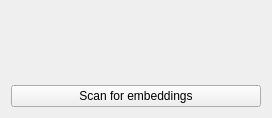
Above: src/airunner/widgets/embeddings/templates/embeddings_container.ui from Capsize-Games/airunner before the change. Below: the same form after it.
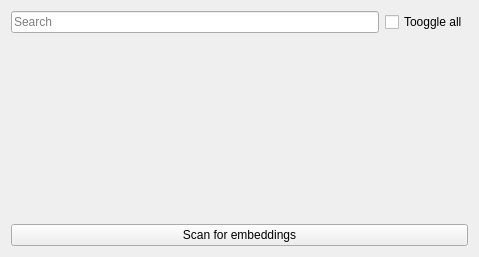
That is the form after the change.

Commit message: adds search, spacer and toggle all to embeddings widget

The edit to the form file:
```diff
--- a/src/airunner/widgets/embeddings/templates/embeddings_container.ui
+++ b/src/airunner/widgets/embeddings/templates/embeddings_container.ui
@@ -6,8 +6,8 @@
    <rect>
     <x>0</x>
     <y>0</y>
-    <width>272</width>
-    <height>117</height>
+    <width>479</width>
+    <height>257</height>
    </rect>
   </property>
   <property name="windowTitle">
@@ -15,6 +15,29 @@
   </property>
   <layout class="QGridLayout" name="gridLayout">
    <item row="0" column="0">
+    <layout class="QHBoxLayout" name="horizontalLayout">
+     <item>
+      <widget class="QLineEdit" name="lineEdit">
+       <property name="placeholderText">
+        <string>Search</string>
+       </property>
+      </widget>
+     </item>
+     <item>
+      <widget class="QCheckBox" name="checkBox">
+       <property name="font">
+        <font>
+         <pointsize>9</pointsize>
+        </font>
+       </property>
+       <property name="text">
+        <string>Tooggle all</string>
+       </property>
+      </widget>
+     </item>
+    </layout>
+   </item>
+   <item row="1" column="0">
     <widget class="QScrollArea" name="embeddings">
      <property name="font">
       <font>
@@ -35,15 +58,15 @@
        <rect>
         <x>0</x>
         <y>0</y>
-        <width>254</width>
-        <height>68</height>
+        <width>461</width>
+        <height>175</height>
        </rect>
       </property>
       <layout class="QGridLayout" name="gridLayout_2"/>
      </widget>
     </widget>
    </item>
-   <item row="1" column="0">
+   <item row="2" column="0">
     <widget class="QPushButton" name="pushButton">
      <property name="text">
       <string>Scan for embeddings</string>
```
Left out of the diff: 40 changed lines with no effect on the pictures. The commit also changes 5 other files.
